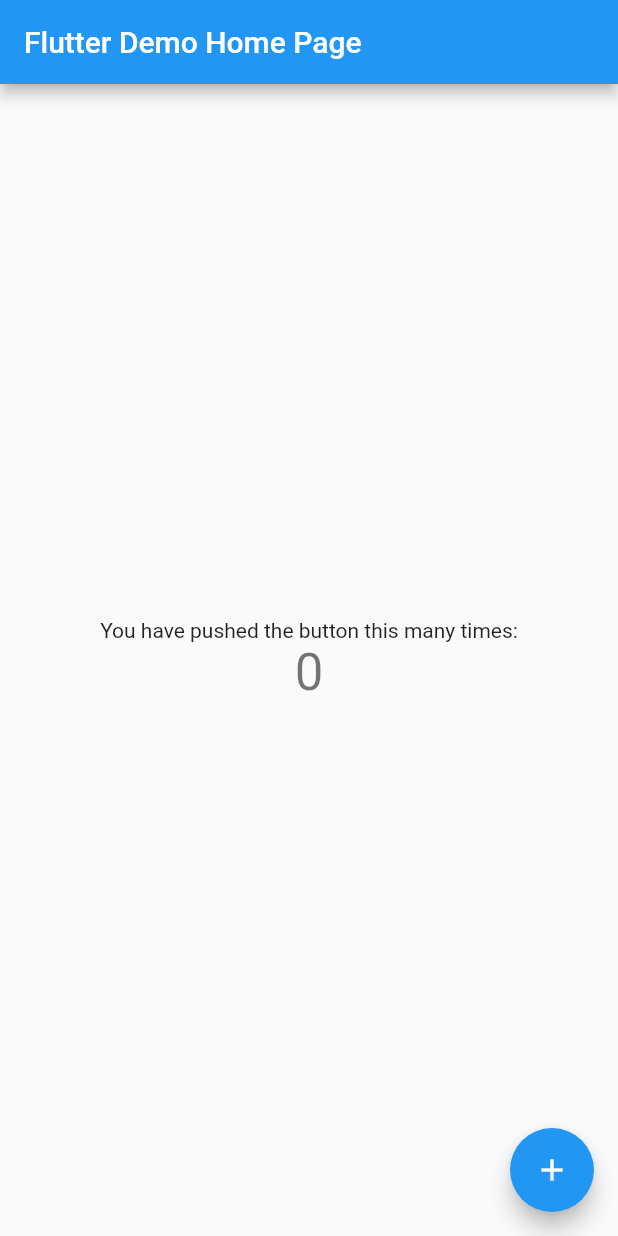
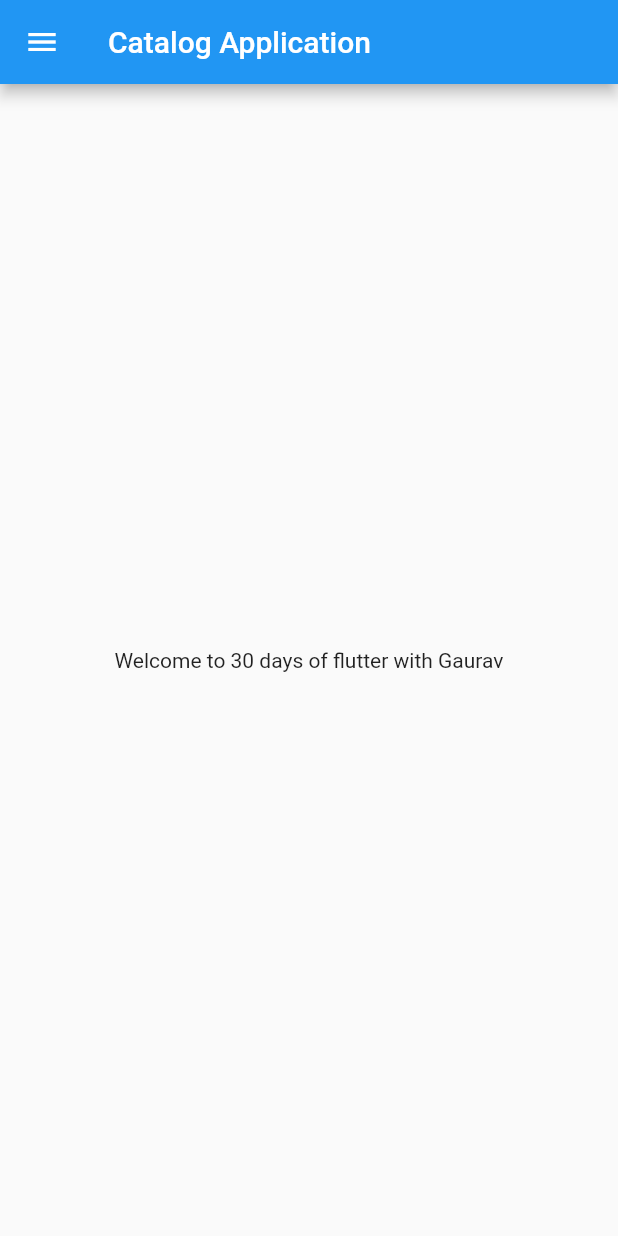
Before and after one commit to Gauravghanmode2903/30DaysOfFlutter, a Flutter app: the screen it shows after launch, on a phone screen of 412 x 824 dp. Run offline on Flutter 3.47's test engine with Material 2 defaults, Android fonts, the phone set to English and light mode, and no system bars.

Commit message:
Day-2 Commplited

```diff
--- /dev/null
+++ b/lib/home_page.dart
@@ -0,0 +1,21 @@
+import 'package:flutter/material.dart';
+
+class HomePage extends StatelessWidget {
+  final days = 30;
+  final name = "Gaurav";
+
+  @override
+  Widget build(BuildContext context) {
+    return Scaffold(
+      appBar: AppBar(
+        title: Text("Catalog Application"),
+      ),
+      body: Center(
+        child: Container(
+          child: Text("Welcome to $days days of flutter with $name"),
+        ),
+      ),
+      drawer: Drawer(),
+    );
+  }
+}
--- a/lib/main.dart
+++ b/lib/main.dart
@@ -1,115 +1,17 @@
+import 'package:firstproject/home_page.dart';
 import 'package:flutter/material.dart';
 
 void main() {
-  runApp(const MyApp());
+  runApp(MyApp());
 }
 
 class MyApp extends StatelessWidget {
   const MyApp({super.key});
 
-  // This widget is the root of your application.
   @override
   Widget build(BuildContext context) {
     return MaterialApp(
-      title: 'Flutter Demo',
-      theme: ThemeData(
-        // This is the theme of your application.
-        //
-        // Try running your application with "flutter run". You'll see the
-        // application has a blue toolbar. Then, without quitting the app, try
-        // changing the primarySwatch below to Colors.green and then invoke
-        // "hot reload" (press "r" in the console where you ran "flutter run",
-        // or simply save your changes to "hot reload" in a Flutter IDE).
-        // Notice that the counter didn't reset back to zero; the application
-        // is not restarted.
-        primarySwatch: Colors.blue,
-      ),
-      home: const MyHomePage(title: 'Flutter Demo Home Page'),
+      home: HomePage(),
     );
   }
 }
-
-class MyHomePage extends StatefulWidget {
-  const MyHomePage({super.key, required this.title});
-
-  // This widget is the home page of your application. It is stateful, meaning
-  // that it has a State object (defined below) that contains fields that affect
-  // how it looks.
-
-  // This class is the configuration for the state. It holds the values (in this
-  // case the title) provided by the parent (in this case the App widget) and
-  // used by the build method of the State. Fields in a Widget subclass are
-  // always marked "final".
-
-  final String title;
-
-  @override
-  State<MyHomePage> createState() => _MyHomePageState();
-}
-
-class _MyHomePageState extends State<MyHomePage> {
-  int _counter = 0;
-
-  void _incrementCounter() {
-    setState(() {
-      // This call to setState tells the Flutter framework that something has
-      // changed in this State, which causes it to rerun the build method below
-      // so that the display can reflect the updated values. If we changed
-      // _counter without calling setState(), then the build method would not be
-      // called again, and so nothing would appear to happen.
-      _counter++;
-    });
-  }
-
-  @override
-  Widget build(BuildContext context) {
-    // This method is rerun every time setState is called, for instance as done
-    // by the _incrementCounter method above.
-    //
-    // The Flutter framework has been optimized to make rerunning build methods
-    // fast, so that you can just rebuild anything that needs updating rather
-    // than having to individually change instances of widgets.
-    return Scaffold(
-      appBar: AppBar(
-        // Here we take the value from the MyHomePage object that was created by
-        // the App.build method, and use it to set our appbar title.
-        title: Text(widget.title),
-      ),
-      body: Center(
-        // Center is a layout widget. It takes a single child and positions it
-        // in the middle of the parent.
-        child: Column(
-          // Column is also a layout widget. It takes a list of children and
-          // arranges them vertically. By default, it sizes itself to fit its
-          // children horizontally, and tries to be as tall as its parent.
-          //
-          // Invoke "debug painting" (press "p" in the console, choose the
-          // "Toggle Debug Paint" action from the Flutter Inspector in Android
-          // Studio, or the "Toggle Debug Paint" command in Visual Studio Code)
-          // to see the wireframe for each widget.
-          //
-          // Column has various properties to control how it sizes itself and
-          // how it positions its children. Here we use mainAxisAlignment to
-          // center the children vertically; the main axis here is the vertical
-          // axis because Columns are vertical (the cross axis would be
-          // horizontal).
-          mainAxisAlignment: MainAxisAlignment.center,
-          children: <Widget>[
-            const Text(
-              'You have pushed the button this many times:',
-            ),
-            Text(
-              '$_counter',
-              style: Theme.of(context).textTheme.headlineMedium,
-            ),
-          ],
-        ),
-      ),
-      floatingActionButton: FloatingActionButton(
-        onPressed: _incrementCounter,
-        tooltip: 'Increment',
-        child: const Icon(Icons.add),
-      ), // This trailing comma makes auto-formatting nicer for build methods.
-    );
-  }
-}
```
Also changed, not shown: 1 other file.
